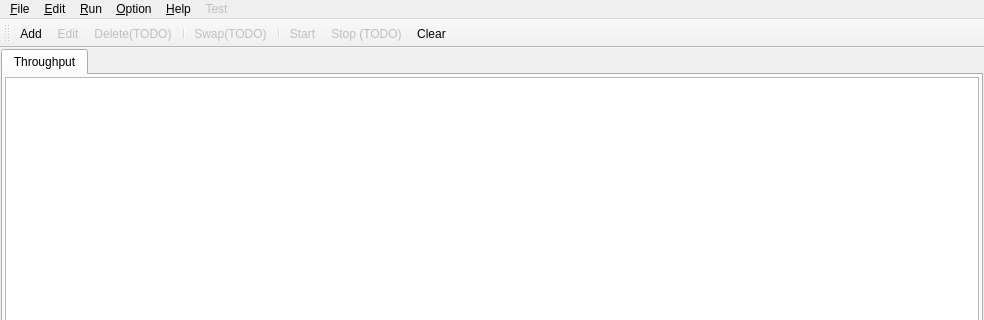
This is qiperfc/src/qiperfc.ui in coolshou/qiperf as Qt 5 draws it before an edit; both pictures show x 0 to 984 and y 0 to 320 of the 984 by 674 pixel window. The edited form follows.
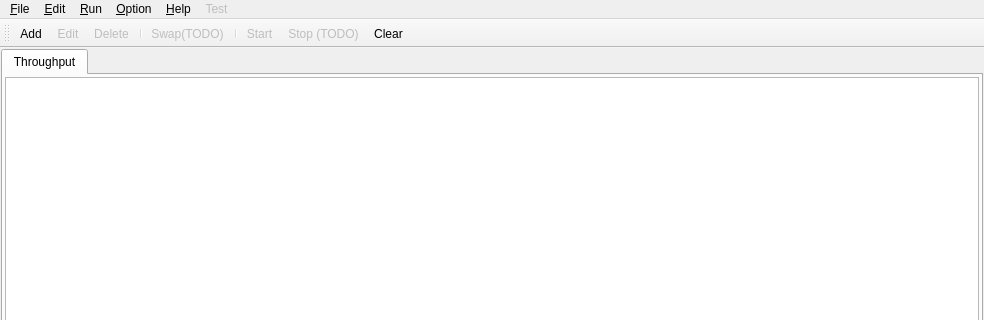
This is the edited form. Icons and pictures are not drawn.

Diff of the .ui file:
```diff
--- a/qiperfc/src/qiperfc.ui
+++ b/qiperfc/src/qiperfc.ui
@@ -283,7 +283,7 @@
      <normaloff>:/pair-del</normaloff>:/pair-del</iconset>
    </property>
    <property name="text">
-    <string>Delete(TODO)</string>
+    <string>Delete</string>
    </property>
    <property name="shortcut">
     <string>Ctrl+D</string>
```
